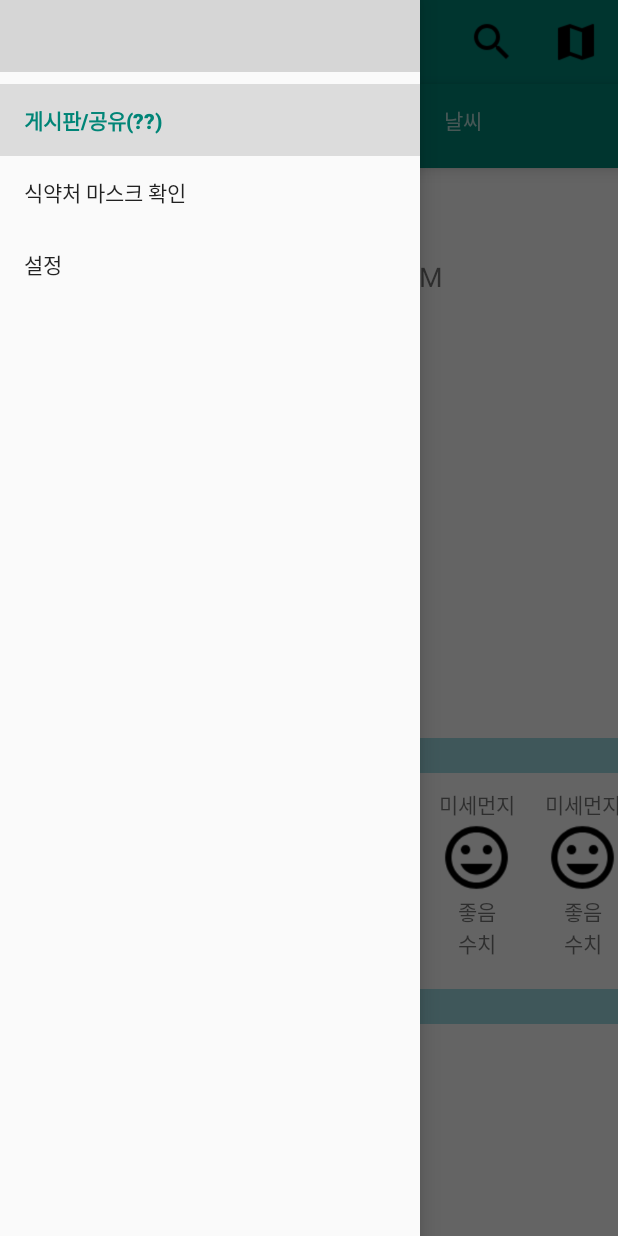
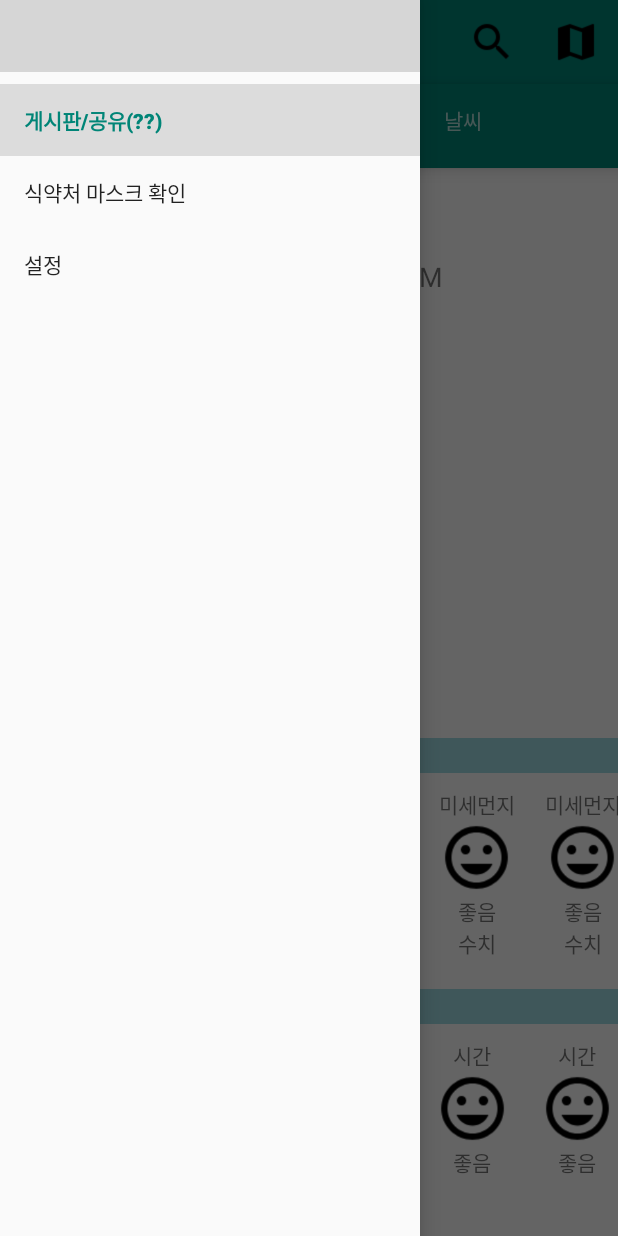
Before and after one commit to jhe1014/MISAE-Project, an Android app: the screen it shows after launch (MainActivity), with the side drawer open, on a phone screen of 412 x 824 dp. Run offline under Robolectric (Android 15) with nearby library versions, the phone set to English and light mode, and no system bars; grey boxes are pictures that could not be loaded.

Commit message:
Add RecyclerView in Fragment1

```diff
--- a/app/src/main/java/com/project/misae_project/TabFragment1.java
+++ b/app/src/main/java/com/project/misae_project/TabFragment1.java
@@ -20,6 +20,10 @@ public class TabFragment1 extends Fragment {
 
     private RecyclerView air_con_HorizontalView;
     private AirConAdapter air_con_Adapter;
+
+    private RecyclerView air_time_HorizontalView;
+    private AirTimeAdapter air_time_Adapter;
+
     private LinearLayoutManager mLayoutManager;
 
     @Override
@@ -27,33 +31,58 @@ public class TabFragment1 extends Fragment {
         ViewGroup rootview = (ViewGroup) inflater.inflate(R.layout.tab_fragment1, container, false);
 
         // 대기 성분들 상태 목록 (가로 RecyclerView)
-        View view = inflater.inflate(R.layout.air_condition_item, container, false);
-        Context context = view.getContext();
+        View view1 = inflater.inflate(R.layout.air_condition_item, container, false);
+        Context context1 = view1.getContext();
         air_con_HorizontalView = (RecyclerView) rootview.findViewById(R.id.air_condition_listview);
 
-        mLayoutManager = new LinearLayoutManager(context);
+        mLayoutManager = new LinearLayoutManager(context1);
         mLayoutManager.setOrientation(LinearLayoutManager.HORIZONTAL); // 가로 배치
 
         air_con_HorizontalView.setLayoutManager(mLayoutManager);
-
         air_con_Adapter = new AirConAdapter();
 
-        ArrayList<AirListData> data = new ArrayList<>();
+        // 시간별 미세먼지 상태 (가로 RecyclerView)
+        View view2 = inflater.inflate(R.layout.air_time_item, container, false);
+        Context context2 = view2.getContext();
+        air_time_HorizontalView = (RecyclerView) rootview.findViewById(R.id.air_time_listview);
+
+        mLayoutManager = new LinearLayoutManager(context2);
+        mLayoutManager.setOrientation(LinearLayoutManager.HORIZONTAL); // 가로 배치
+
+        air_time_HorizontalView.setLayoutManager(mLayoutManager);
+        air_time_Adapter = new AirTimeAdapter();
+
+        // 대기 성분 상태 데이터 삽입부
+        ArrayList<AirListData> data1 = new ArrayList<>();
 
         int i = 0;
         while (i < 10) {
-            data.add(new AirListData("미세먼지", R.drawable.baseline_tag_faces_black_48, "좋음", "수치"));
+            data1.add(new AirListData("미세먼지", R.drawable.baseline_tag_faces_black_48, "좋음", "수치"));
             i++;
         }
 
-        air_con_Adapter.setData(data);
+        air_con_Adapter.setData(data1);
 
         air_con_HorizontalView.setAdapter(air_con_Adapter);
+
+        // 시간별 미세먼지 상태 데이터 삽입부
+        ArrayList<AirTimeData> data2 = new ArrayList<>();
+
+        int j = 0;
+        while (j < 10) {
+            data2.add(new AirTimeData("시간", R.drawable.baseline_tag_faces_black_48, "좋음"));
+            j++;
+        }
+
+        air_time_Adapter.setData(data2);
+
+        air_time_HorizontalView.setAdapter(air_time_Adapter);
 
         return rootview;
     }
 }
 
+// 대기 성분 상태 목록에서 사용하는 부분 (여기서부터)
 class AirConAdapter extends RecyclerView.Adapter<AirConViewHolder> {
 
     private ArrayList<AirListData> AirConDatas;
@@ -130,3 +159,74 @@ class AirListData {
         return this.value;
     }
 }
+// 대기 성분 상태 목록에서 사용하는 부분 (여기까지)
+
+// 시간별 미세먼지 상태 목록에서 사용하는 부분 (여기서부터)
+class AirTimeAdapter extends RecyclerView.Adapter<AirTimeViewHolder> {
+
+    private ArrayList<AirTimeData> AirTimeDatas;
+
+    public void setData(ArrayList<AirTimeData> list) {
+        AirTimeDatas = list;
+    }
+
+    public AirTimeViewHolder onCreateViewHolder(ViewGroup parent, int viewType) {
+        // 사용할 아이템의 뷰 생성
+        View view = LayoutInflater.from(parent.getContext()).inflate(R.layout.air_time_item, parent, false);
+
+        AirTimeViewHolder holder = new AirTimeViewHolder(view);
+
+        return holder;
+    }
+
+    public void onBindViewHolder(AirTimeViewHolder holder, int position) {
+        AirTimeData data = AirTimeDatas.get(position);
+
+        holder.time.setText(data.getTime());
+        holder.icon.setImageResource(data.getImg());
+        holder.condition.setText(data.getCondition());
+    }
+
+    public int getItemCount() {
+        return AirTimeDatas.size();
+    }
+}
+
+class AirTimeViewHolder extends RecyclerView.ViewHolder {
+    public TextView time;
+    public ImageView icon;
+    public TextView condition;
+
+    public AirTimeViewHolder(View itemView) {
+        super(itemView);
+
+        time = (TextView) itemView.findViewById(R.id.air_time);
+        icon = (ImageView) itemView.findViewById(R.id.air_time_icon);
+        condition = (TextView) itemView.findViewById(R.id.air_time_con);
+    }
+}
+
+class AirTimeData {
+    private String time;
+    private int img;
+    private String condition;
+
+    public AirTimeData(String time, int img, String condition) {
+        this.time = time;
+        this.img = img;
+        this.condition = condition;
+    }
+
+    public String getTime() {
+        return this.time;
+    }
+
+    public int getImg() {
+        return this.img;
+    }
+
+    public String getCondition() {
+        return this.condition;
+    }
+}
+// 시간별 미세먼지 상태 목록에서 사용하는 부분 (여기까지)
--- /dev/null
+++ b/app/src/main/res/layout/air_time_item.xml
@@ -0,0 +1,32 @@
+<?xml version="1.0" encoding="utf-8"?>
+<LinearLayout
+    xmlns:android="http://schemas.android.com/apk/res/android"
+    android:layout_width="wrap_content"
+    android:layout_height="match_parent"
+    android:layout_marginTop="10dp"
+    android:layout_marginLeft="10dp"
+    android:layout_marginRight="10dp"
+    android:layout_marginBottom="10dp"
+    android:orientation="vertical">
+
+    <TextView
+        android:id="@+id/air_time"
+        android:layout_width="wrap_content"
+        android:layout_height="wrap_content"
+        android:text="시간"
+        android:layout_gravity="center"/>
+
+    <ImageView
+        android:id="@+id/air_time_icon"
+        android:layout_width="50dp"
+        android:layout_height="50dp"
+        android:src ="@drawable/baseline_tag_faces_black_48"
+        android:layout_gravity="center"/>
+
+    <TextView
+        android:id="@+id/air_time_con"
+        android:layout_width="wrap_content"
+        android:layout_height="wrap_content"
+        android:text="상태"
+        android:layout_gravity="center" />
+</LinearLayout>
--- a/app/src/main/res/layout/tab_fragment1.xml
+++ b/app/src/main/res/layout/tab_fragment1.xml
@@ -80,6 +80,11 @@
             android:textSize="15dp"
             android:background="#9DDAE2"
             android:layout_marginTop="10dp" />
+
+        <android.support.v7.widget.RecyclerView
+            android:id="@+id/air_time_listview"
+            android:layout_width="wrap_content"
+            android:layout_height="wrap_content" />
     </LinearLayout>
 
 </ScrollView>
```
